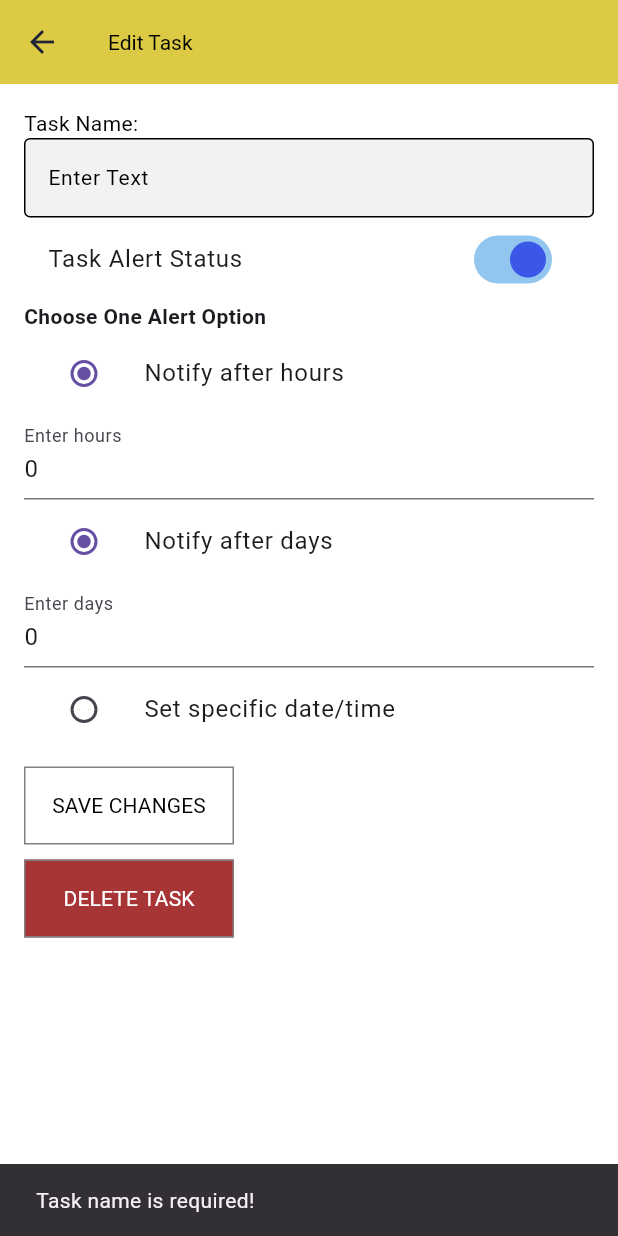
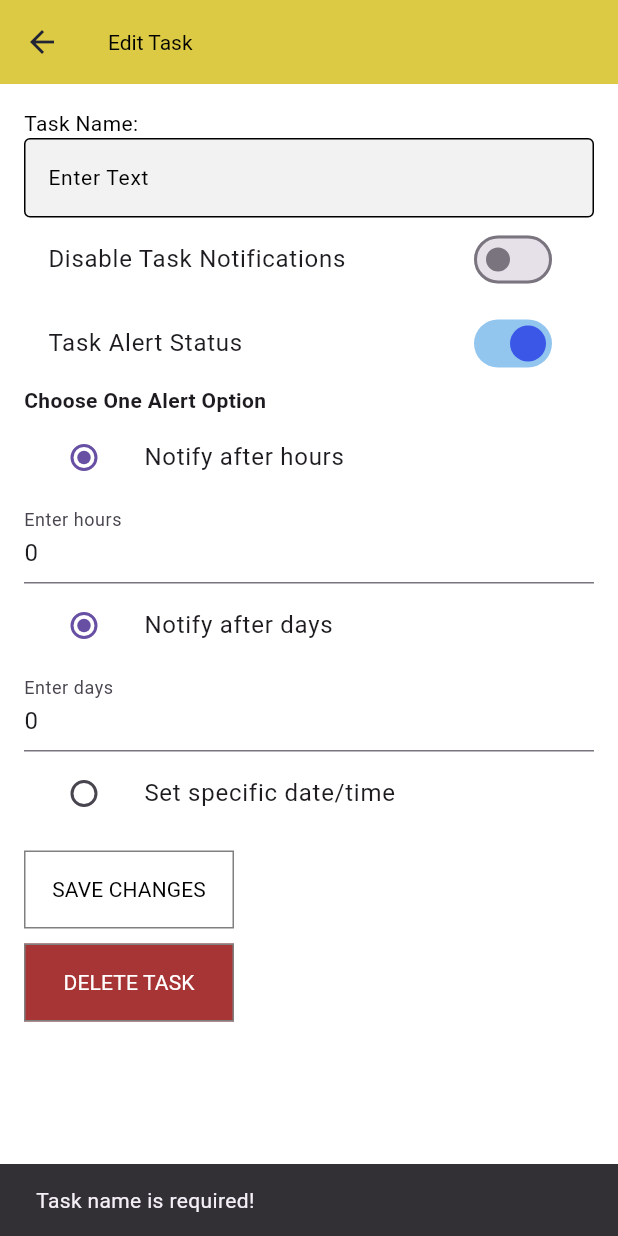
Before and after one commit to jones-97/When-Did-You-Last, a Flutter app: the EditTask screen opened directly with empty values, after a tap on "SAVE CHANGES", on a phone screen of 412 x 824 dp. Run offline on Flutter 3.47's test engine with Material 3 defaults, Android fonts, the phone set to English and light mode, and no system bars; our stand-ins replace flutter_local_notifications, shared_preferences, sqflite, sqflite_common_ffi, sqflite_common_ffi_web, table_calendar and 1 more; missing offline and left inert: flutter_ringtone_manager, flutter_system_ringtones; accounts and stored records are empty; statements that could not run were skipped.

Commit message:
Working on notifications; also checking on working on Android

```diff
--- a/lib/Models/Task.dart
+++ b/lib/Models/Task.dart
@@ -5,7 +5,8 @@ class Task {
   bool completed;
   int? notifyHours; // Nullable, for hour-based reminders
   int? notifyDays;  // Nullable, for day-based reminders
-  String? notifyDate; // Nullable, for specific date reminders
+  String? notifyDate;
+  int notificationsPaused; // Nullable, for specific date reminders
   List<String> completedDates = []; // Store multiple completion dates
 
   Task({
@@ -16,6 +17,7 @@ class Task {
     this.notifyDays,
     this.notifyDate,
     this.completedDates = const [],
+    this.notificationsPaused = 0
   });
 
   // Convert Task to Map for SQLite
@@ -27,6 +29,7 @@ class Task {
       'notify_hours': notifyHours,
       'notify_days': notifyDays,
       'notify_date': notifyDate,
+      'notifications_paused': notificationsPaused,
     };
   }
 
@@ -39,6 +42,7 @@ class Task {
       notifyHours: map['notify_hours'],
       notifyDays: map['notify_days'],
       notifyDate: map['notify_date'],
+      notificationsPaused: map['notifications_paused'] ?? 0,
     );
   }
 }
--- a/lib/edit_task.dart
+++ b/lib/edit_task.dart
@@ -1,6 +1,7 @@
 import 'package:flutter/material.dart';
 import 'Models/task.dart';
 import 'Util/database_helper.dart';
+import 'notifications_helper.dart';
 
 class EditTask extends StatefulWidget {
   final Task currentTask;
@@ -15,6 +16,8 @@ class _EditTaskState extends State<EditTask> {
   final TextEditingController _nameController = TextEditingController();
   TextEditingController _notifyController = TextEditingController();
   bool _enableAlert = false;
+  bool _notificationsPaused = false;
+
   int? _notifyHours;
   int? _notifyDays;
   DateTime? _selectedDate;
@@ -22,6 +25,7 @@ class _EditTaskState extends State<EditTask> {
   @override
   void initState() {
     super.initState();
+    _notificationsPaused = widget.currentTask.notificationsPaused == 1;
 
     // Initialize the form fields with the current task's properties
     _nameController.text = widget.currentTask.name;
@@ -74,7 +78,6 @@ class _EditTaskState extends State<EditTask> {
   }
 
   void _updateTask() async {
-
   if (_nameController.text.isEmpty) {
     ScaffoldMessenger.of(context).showSnackBar(
       const SnackBar(content: Text("Task name is required!")),
@@ -84,7 +87,6 @@ class _EditTaskState extends State<EditTask> {
 
   final dbHelper = DatabaseHelper();
 
-    // Create an updated task object
   final updatedTask = Task(
     id: widget.currentTask.id, // Preserve the task ID
     name: _nameController.text,
@@ -94,17 +96,46 @@ class _EditTaskState extends State<EditTask> {
   );
 
   try {
-      await dbHelper.updateTask(updatedTask); // Update the task in the database
-      Navigator.pop(context,
-          true); // Go back to the previous screen with a refresh signal
+    await dbHelper.updateTask(updatedTask);
+
+    // ✅ Cancel any existing notification for this task
+    await NotificationHelper.cancelNotification(widget.currentTask.id!);
+
+    // ✅ Only schedule a new notification if an alert is set
+    if (_enableAlert) {
+      if (_selectedDate != null) {
+        await NotificationHelper.scheduleNotification(
+          widget.currentTask.id!,
+          "Task Reminder",
+          "Don't forget: ${updatedTask.name}",
+          _selectedDate!,
+        );
+      } else if (_notifyHours != null) {
+        await NotificationHelper.scheduleNotification(
+          widget.currentTask.id!,
+          "Task Reminder",
+          "Don't forget: ${updatedTask.name}",
+          DateTime.now().add(Duration(hours: _notifyHours!)),
+        );
+      } else if (_notifyDays != null) {
+        await NotificationHelper.scheduleNotification(
+          widget.currentTask.id!,
+          "Task Reminder",
+          "Don't forget: ${updatedTask.name}",
+          DateTime.now().add(Duration(days: _notifyDays!)),
+        );
+      }
+    }
+
+    Navigator.pop(context, true); // Refresh task list after saving
   } catch (e) {
-      print("Error updating task: $e");
+    debugPrint("Error updating task: $e");
     ScaffoldMessenger.of(context).showSnackBar(
       const SnackBar(content: Text("Failed to update task!")),
     );
   }
+}
 
-  }
 
   void _deleteTask() async {
     final dbHelper = DatabaseHelper();
@@ -115,12 +146,28 @@ class _EditTaskState extends State<EditTask> {
       Navigator.pop(context,
           true); // Go back to the previous screen with a refresh signal
     } catch (e) {
-      print("Error deleting task: $e");
+      debugPrint("Error deleting task: $e");
       ScaffoldMessenger.of(context).showSnackBar(
         const SnackBar(content: Text("Failed to delete task!")),
       );
     }
   }
+
+  void _toggleTaskNotifications(bool isPaused) async {
+  final dbHelper = DatabaseHelper();
+  await dbHelper.updateTaskNotificationStatus(widget.currentTask.id!, isPaused ? 1 : 0);
+
+  if (isPaused) {
+    await NotificationHelper.cancelNotification(widget.currentTask.id!);
+  } else {
+    NotificationHelper.scheduleTaskNotification(widget.currentTask); // Reschedule notification if re-enabled
+  }
+
+  setState(() {
+    _notificationsPaused = isPaused;
+  });
+}
+
 
   @override
   Widget build(BuildContext context) {
@@ -213,6 +260,15 @@ class _EditTaskState extends State<EditTask> {
                 isDense: false,
               ),
             ),
+            //MANAGE TASK NOTIFICATIONS BELOW:
+            SwitchListTile(
+  title: const Text("Disable Task Notifications"),
+  value: _notificationsPaused,
+  onChanged: (value) {
+    _toggleTaskNotifications(value);
+  },
+),
+
             SwitchListTile(
               title: const Text("Task Alert Status"),
               value: _enableAlert,
--- a/lib/main.dart
+++ b/lib/main.dart
@@ -4,14 +4,35 @@ import 'package:sqflite_common_ffi/sqflite_ffi.dart';
 import 'package:sqflite_common_ffi_web/sqflite_ffi_web.dart';
 import 'package:flutter/foundation.dart' show kIsWeb;
 import 'package:shared_preferences/shared_preferences.dart';
+
 // import 'package:when_did_you_last/settings.dart';
 import 'package:provider/provider.dart';
+import 'Models/task.dart';
 import 'Util/theme_provider.dart';
+import 'Util/database_helper.dart';
+import 'notifications_helper.dart';
 
 
 // import 'dart:io';
 import 'home_page.dart'; // Import the new home.dart file
 late SharedPreferences prefs;
+
+void handleNotificationResponse(String payload) async {
+  List<String> parts = payload.split(":");
+  int taskId = int.parse(parts[1]);
+
+  if (parts[0] == "STOP") {
+    await DatabaseHelper().updateTaskNotificationStatus(taskId, 1); // Pause notifications
+    await NotificationHelper.cancelNotification(taskId);
+  } else if (parts[0] == "CONTINUE") {
+    await DatabaseHelper().updateTaskNotificationStatus(taskId, 0); // Resume notifications
+    Task? task = await DatabaseHelper().getTaskById(taskId);
+    if (task != null) {
+      await NotificationHelper.scheduleTaskNotification(task);
+    }
+  }
+}
+
 
 void main() async {
   try {
@@ -36,11 +57,7 @@ void main() async {
   // running on the web!
     databaseFactory = databaseFactoryFfiWeb;
     //Ensures IndexedDB is properly used because of persistence issues (remembering data) on the web
-
-} else {
-  // NOT running on the web! You can check for additional platforms here.
-    databaseFactory = databaseFactoryFfi;
-}
+  }
 
   runApp(
     ChangeNotifierProvider(create: (context) => ThemeProvider(),
--- a/lib/new_task.dart
+++ b/lib/new_task.dart
@@ -53,49 +53,59 @@ Future<void> _pickDate(BuildContext context) async {
 }
 
 void _saveTask() async {
-
-//CHECK HERE FOR THE TASK
-  NotificationHelper.scheduleNotification(
-  1, // Unique ID for the notification
-  'Task Reminder', // Title
-  'Don\'t forget to complete your task!', // Body
-  DateTime.now().add(const Duration(seconds: 10)), // Schedule 10 seconds from now
-);
-
-
   if (_nameController.text.isEmpty) {
-      ScaffoldMessenger.of(context)
-          .showSnackBar(const SnackBar(content: Text("Task name is required!"))
+    ScaffoldMessenger.of(context).showSnackBar(
+      const SnackBar(content: Text("Task name is required!")),
     );
     return;
-
-
   }
-
 
   final dbHelper = DatabaseHelper();
 
   final task = Task(
     name: _nameController.text,
-    notifyHours: _notifyHours,
-    notifyDays: _notifyDays,
-    notifyDate: _selectedDate?.toIso8601String(),
+    notifyHours: _enableAlert ? _notifyHours : null,
+    notifyDays: _enableAlert ? _notifyDays : null,
+    notifyDate: _enableAlert ? _selectedDate?.toIso8601String() : null,
   );
 
   try {
- await dbHelper.insertTask(task);
-  Navigator.pop(context, true); // Go back to the previous screen
+    int taskId = await dbHelper.insertTask(task);
 
+    // ✅ Only schedule a notification if an alert is set
+    if (_enableAlert) {
+      if (_selectedDate != null) {
+        await NotificationHelper.scheduleNotification(
+          taskId, // Unique notification ID
+          "Task Reminder",
+          "Don't forget: ${task.name}",
+          _selectedDate!,
+        );
+      } else if (_notifyHours != null) {
+        await NotificationHelper.scheduleNotification(
+          taskId,
+          "Task Reminder",
+          "Don't forget: ${task.name}",
+          DateTime.now().add(Duration(hours: _notifyHours!)),
+        );
+      } else if (_notifyDays != null) {
+        await NotificationHelper.scheduleNotification(
+          taskId,
+          "Task Reminder",
+          "Don't forget: ${task.name}",
+          DateTime.now().add(Duration(days: _notifyDays!)),
+        );
+      }
+    }
+
+    Navigator.pop(context, true); // Refresh task list after saving
   } catch (e) {
-    print("Error saving task: $e");
+    debugPrint("Error saving task: $e");
     ScaffoldMessenger.of(context).showSnackBar(
       const SnackBar(content: Text("Failed to save task!")),
     );
   }
-
-
 }
-
 
 
   @override
--- a/lib/notifications_helper.dart
+++ b/lib/notifications_helper.dart
@@ -2,6 +2,7 @@ import 'package:flutter_local_notifications/flutter_local_notifications.dart';
 import 'package:timezone/data/latest_all.dart' as tz;
 import 'package:timezone/timezone.dart' as tz;
 import 'package:flutter/material.dart';
+import 'Models/task.dart';
 
 class NotificationHelper {
   static final FlutterLocalNotificationsPlugin _notificationsPlugin =
@@ -39,17 +40,49 @@ class NotificationHelper {
         importance: Importance.high,
         priority: Priority.high,
         playSound: true,
-        sound: RawResourceAndroidNotificationSound('notification_sound'), // Add a custom sound if needed
+        sound: RawResourceAndroidNotificationSound('notification_sound'),
+          actions: <AndroidNotificationAction>[
+          AndroidNotificationAction('STOP', 'Stop/Pause', showsUserInterface: true),
+          AndroidNotificationAction('CONTINUE', 'Continue', showsUserInterface: true),
+        ],// Add a custom sound if needed
       ),
+
       iOS: DarwinNotificationDetails(
         sound: 'default', // Use default sound for iOS
       ),
+
     ),
     androidScheduleMode: AndroidScheduleMode.exactAllowWhileIdle,
      // Ensure exact timing
     payload: 'task_reminder', // Optional payload
   );
 }
+
+static Future<void> scheduleTaskNotification(Task task) async {
+  if (task.notifyDate != null) {
+    await scheduleNotification(
+      task.id!,
+      "Task Reminder",
+      "Don't forget: ${task.name}",
+      DateTime.parse(task.notifyDate!),
+    );
+  } else if (task.notifyHours != null) {
+    await scheduleNotification(
+      task.id!,
+      "Task Reminder",
+      "Don't forget: ${task.name}",
+      DateTime.now().add(Duration(hours: task.notifyHours!)),
+    );
+  } else if (task.notifyDays != null) {
+    await scheduleNotification(
+      task.id!,
+      "Task Reminder",
+      "Don't forget: ${task.name}",
+      DateTime.now().add(Duration(days: task.notifyDays!)),
+    );
+  }
+}
+
 
 static Future<void> requestNotificationPermissions(BuildContext context) async {
   if (Theme.of(context).platform == TargetPlatform.android) {
@@ -63,4 +96,9 @@ static Future<void> requestNotificationPermissions(BuildContext context) async {
   }
 }
 
+static Future<void> cancelNotification(int id) async {
+  await _notificationsPlugin.cancel(id);
 }
+
+
+}
--- a/pubspec.yaml
+++ b/pubspec.yaml
@@ -30,7 +30,7 @@ environment:
 dependencies:
   flutter:
     sdk: flutter
-  sqflite: ^2.3.0
+  sqflite: ^2.4.1
   path_provider: ^2.1.2
   path: ^1.8.0
   sqflite_common_ffi: ^2.3.0
```
Also changed, not shown: lib/Util/database_helper.dart (+35 -13 lines), lib/settings.dart (+9 -2 lines), 3 other files. Lines whose indentation alone changed are shown as unchanged.
